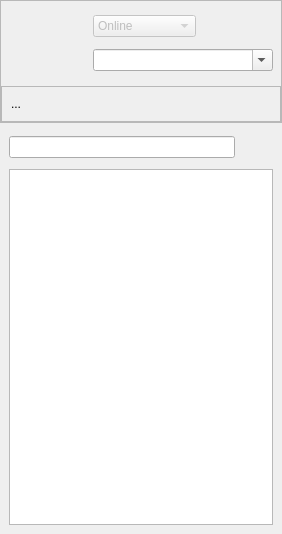
First picture: the form in retroshare-gui/src/gui/MessengerWindow.ui, repository RetroShare/RetroShare, before the edit.
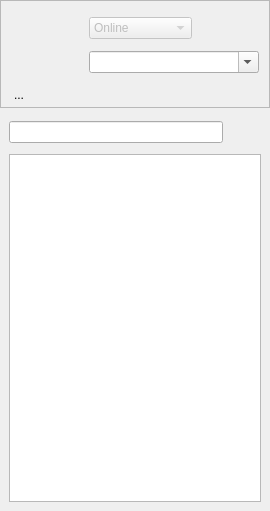
Second picture: the form after the edit. Icons and pictures are not drawn.

Commit message: * removed frame

```diff
--- a/retroshare-gui/src/gui/MessengerWindow.ui
+++ b/retroshare-gui/src/gui/MessengerWindow.ui
@@ -5,8 +5,8 @@
    <rect>
     <x>0</x>
     <y>0</y>
-    <width>282</width>
-    <height>534</height>
+    <width>270</width>
+    <height>511</height>
    </rect>
   </property>
   <property name="windowTitle" >
@@ -45,16 +45,16 @@
       </property>
       <layout class="QGridLayout" >
        <property name="leftMargin" >
-        <number>0</number>
+        <number>6</number>
        </property>
        <property name="topMargin" >
-        <number>0</number>
+        <number>6</number>
        </property>
        <property name="rightMargin" >
-        <number>0</number>
+        <number>6</number>
        </property>
        <property name="bottomMargin" >
-        <number>0</number>
+        <number>2</number>
        </property>
        <property name="horizontalSpacing" >
         <number>0</number>
@@ -62,26 +62,8 @@
        <property name="verticalSpacing" >
         <number>0</number>
        </property>
-       <item row="0" column="0" >
+       <item row="0" column="0" colspan="2" >
         <layout class="QGridLayout" >
-         <property name="leftMargin" >
-          <number>4</number>
-         </property>
-         <property name="topMargin" >
-          <number>4</number>
-         </property>
-         <property name="rightMargin" >
-          <number>4</number>
-         </property>
-         <property name="bottomMargin" >
-          <number>4</number>
-         </property>
-         <property name="horizontalSpacing" >
-          <number>6</number>
-         </property>
-         <property name="verticalSpacing" >
-          <number>6</number>
-         </property>
          <item row="0" column="0" >
           <widget class="QToolButton" name="avatarButton" >
            <property name="toolTip" >
@@ -224,33 +206,6 @@
         </layout>
        </item>
        <item row="1" column="0" >
-        <widget class="QFrame" name="frame" >
-         <property name="frameShape" >
-          <enum>QFrame::StyledPanel</enum>
-         </property>
-         <property name="frameShadow" >
-          <enum>QFrame::Raised</enum>
-         </property>
-         <layout class="QGridLayout" >
-          <property name="leftMargin" >
-           <number>2</number>
-          </property>
-          <property name="topMargin" >
-           <number>0</number>
-          </property>
-          <property name="rightMargin" >
-           <number>2</number>
-          </property>
-          <property name="bottomMargin" >
-           <number>0</number>
-          </property>
-          <property name="horizontalSpacing" >
-           <number>0</number>
-          </property>
-          <property name="verticalSpacing" >
-           <number>0</number>
-          </property>
-          <item row="0" column="0" >
            <widget class="QToolButton" name="shareButton" >
             <property name="toolTip" >
              <string>Share Files for your Friends</string>
@@ -275,15 +230,15 @@
             </property>
            </widget>
           </item>
-          <item row="0" column="1" >
+       <item row="1" column="1" >
            <spacer>
             <property name="orientation" >
              <enum>Qt::Horizontal</enum>
             </property>
             <property name="sizeHint" >
              <size>
-              <width>211</width>
-              <height>34</height>
+           <width>221</width>
+           <height>20</height>
              </size>
             </property>
            </spacer>
@@ -291,9 +246,6 @@
          </layout>
         </widget>
        </item>
-      </layout>
-     </widget>
-    </item>
     <item row="1" column="0" >
      <layout class="QGridLayout" >
       <property name="leftMargin" >
@@ -380,7 +332,7 @@
     <rect>
      <x>0</x>
      <y>0</y>
-     <width>282</width>
+     <width>270</width>
      <height>30</height>
     </rect>
    </property>
```
Lines whose indentation alone changed are shown as unchanged. The commit also changes 1 other file.
